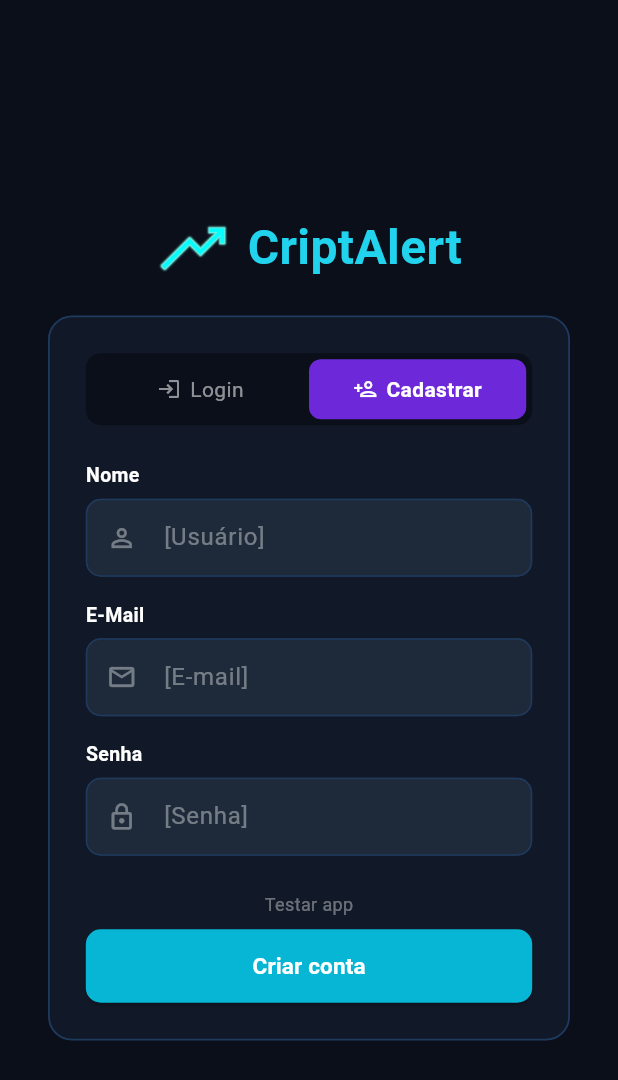
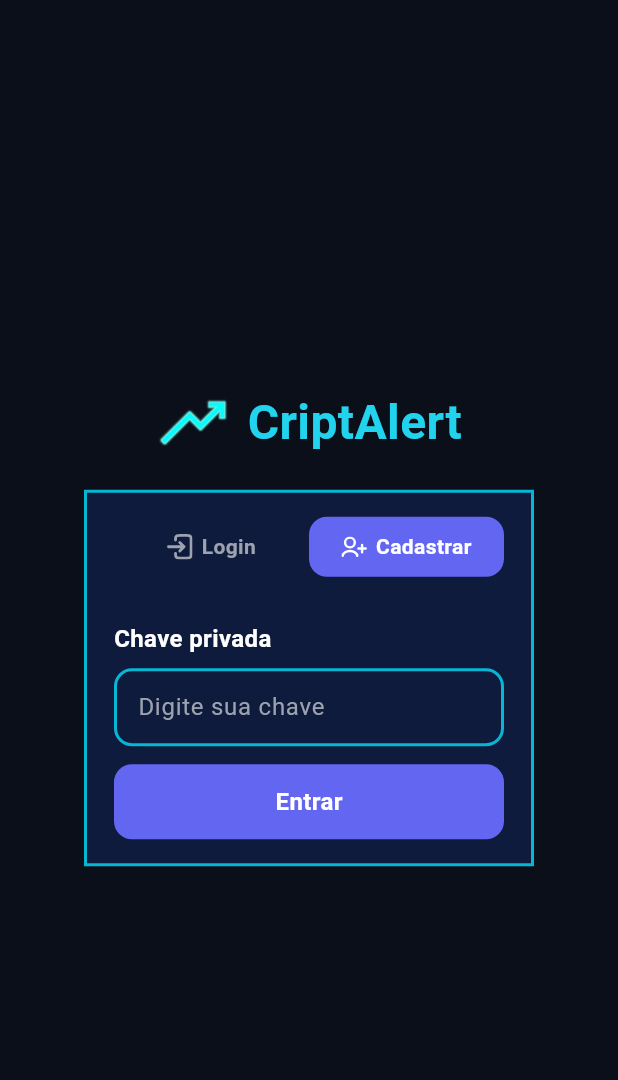
Before and after one commit to DaviNogueira1020/CryptoAlert_App, a Flutter app: the screen it shows after launch, item 4 of the bottom bar chosen, after a tap on "Cadastrar", on a phone screen of 412 x 824 dp. Shown: the top 1080 px of the screen. Run offline on Flutter 3.47's test engine with Material 3 defaults, Android fonts, the phone set to English and light mode, and no system bars; our stand-ins replace cloud_firestore, firebase_core, flutter_svg, shared_preferences; missing offline and left inert: ulid; accounts and stored records are empty.

Commit message:
New registration screen

```diff
--- a/mobile/lib/main.dart
+++ b/mobile/lib/main.dart
@@ -31,9 +31,7 @@ class MyApp extends StatelessWidget {
         colorScheme: ColorScheme.fromSeed(seedColor: Colors.deepPurple),
       ),
       home: const Scaffold(
-        body: Center(
-          child: Index(),
-        ),
+        body: Index(),
       ),
     );
   }
--- a/mobile/lib/presentation/pages/login.dart
+++ b/mobile/lib/presentation/pages/login.dart
@@ -1,196 +1,237 @@
+import 'dart:ui';
+
 import 'package:flutter/material.dart';
+import 'package:flutter_svg/flutter_svg.dart';
 import 'package:mobile/presentation/pages/index.dart';
 import 'package:mobile/presentation/widgets/header.dart';
 
 class Login extends StatefulWidget {
-  const Login({super.key});
+  final int selectedButton;
+
+  const Login({
+    super.key,
+    this.selectedButton = 0,
+  });
 
   @override
-  State<Login> createState() => _LoginState();
+  State<Login> createState() => LoginState();
 }
 
-class _LoginState extends State<Login> {
-  bool _isLogin = true;
+class LoginState extends State<Login> {
+  late int _selectedButtonIndex = 0;
+  final TextEditingController _emailController = TextEditingController();
 
-  final _nomeController = TextEditingController();
-  final _emailController = TextEditingController();
-  final _senhaController = TextEditingController();
+  @override
+  void initState() {
+    super.initState();
+    _selectedButtonIndex = widget.selectedButton;
+  }
 
   @override
   void dispose() {
-    _nomeController.dispose();
     _emailController.dispose();
-    _senhaController.dispose();
     super.dispose();
   }
 
-  @override
-  Widget build(BuildContext context) {
-    return Scaffold(
-      backgroundColor: const Color(0xFF0B0F1A),
-      body: SafeArea(
+  Widget _buildTabButtons() {
+    return Container(
+      width: 260,
+      height: 40,
+      decoration: BoxDecoration(
+        borderRadius: BorderRadius.circular(12),
+      ),
+      child: Row(
+        mainAxisAlignment: MainAxisAlignment.center,
+        mainAxisSize: MainAxisSize.min,
+        children: [
+          // Botão Login
+          Expanded(
+            child: GestureDetector(
+              onTap: () => setState(() => _selectedButtonIndex = 0),
+              child: Container(
+                decoration: BoxDecoration(
+                  color: _selectedButtonIndex == 0
+                      ? const Color(0xFF6366F1)
+                      : Colors.transparent,
+                  borderRadius: BorderRadius.circular(12),
+                ),
                 child: Center(
-          child: SingleChildScrollView(
-            padding: const EdgeInsets.symmetric(horizontal: 32, vertical: 24),
-            child: Column(
+                  child: Row(
                     mainAxisAlignment: MainAxisAlignment.center,
+                    mainAxisSize: MainAxisSize.min,
                     children: [
-                _buildLogo(),
-                const SizedBox(height: 10),
-                _buildCard(),
+                      SvgPicture.asset(
+                        'assets/Icons/login.svg',
+                        colorFilter: ColorFilter.mode(
+                          _selectedButtonIndex == 0
+                              ? Colors.white
+                              : const Color(0xFF9CA3AF),
+                          BlendMode.srcIn,
+                        ),
+                        width: 17,
+                        height: 17,
+                      ),
+                      const SizedBox(width: 6),
+                      Text(
+                        "Login",
+                        style: TextStyle(
+                          color: _selectedButtonIndex == 0
+                              ? Colors.white
+                              : const Color(0xFF9CA3AF),
+                          fontWeight: FontWeight.bold,
+                        ),
+                      ),
                     ],
                   ),
+                ),
+              ),
+            ),
+          ),
+
+          // Botão Cadastrar
+          Expanded(
+            child: GestureDetector(
+              onTap: () => setState(() => _selectedButtonIndex = 1),
+              child: Container(
+                decoration: BoxDecoration(
+                  color: _selectedButtonIndex == 1
+                      ? const Color(0xFF6366F1)
+                      : Colors.transparent,
+                  borderRadius: BorderRadius.circular(12),
+                ),
+                child: Center(
+                  child: Row(
+                    mainAxisAlignment: MainAxisAlignment.center,
+                    mainAxisSize: MainAxisSize.min,
+                    children: [
+                      SvgPicture.asset(
+                        'assets/Icons/register.svg',
+                        colorFilter: ColorFilter.mode(
+                          _selectedButtonIndex == 1
+                              ? Colors.white
+                              : const Color(0xFF9CA3AF),
+                          BlendMode.srcIn,
+                        ),
+                        width: 17,
+                        height: 17,
+                      ),
+                      const SizedBox(width: 6),
+                      Text(
+                        "Cadastrar",
+                        style: TextStyle(
+                          color: _selectedButtonIndex == 1
+                              ? Colors.white
+                              : const Color(0xFF9CA3AF),
+                          fontWeight: FontWeight.bold,
+                        ),
+                      ),
+                    ],
+                  ),
+                ),
+              ),
+            ),
+          ),
+        ],
+      ),
+    );
+  }
+
+  Widget _buildContentLogin() {
+    return GestureDetector(
+      onTap: () {
+        print("teste");
+        Navigator.push(
+          context,
+          MaterialPageRoute(
+            builder: (context) => Index(),
+          )
+        );
+      },
+      child: Container(
+        width: 260,
+        height: 60,
+        decoration: BoxDecoration(
+          color: Colors.transparent,
+          borderRadius: BorderRadius.circular(12),
+          border: Border.all(
+            color: const Color(0xFF06B6D4),
+            width: 2,
+          ),
+        ),
+        child: const Center(
+          child: Text(
+            "Criar conta",
+            style: TextStyle(fontWeight: FontWeight.w600 , fontSize: 20 , color: Color(0xFF06B6D4)),
           ),
         ),
       ),
     );
   }
 
-  Widget _buildLogo() {
-    return const Center(
-      child: Header(background: const Color(0xFF0B0F1A),)
-    );
-  }
-
-  Widget _buildCard() {
-    return Container(
-      decoration: BoxDecoration(
-        color: const Color(0xFF111827),
-        borderRadius: BorderRadius.circular(16),
-        border: Border.all(color: const Color(0xFF1E3A5F), width: 1.2),
-      ),
-      padding: const EdgeInsets.all(24),
-      child: Column(
+  Widget _buildContentRegister() {
+    return Column(
+      mainAxisSize: MainAxisSize.min,
       crossAxisAlignment: CrossAxisAlignment.start,
       children: [
-          _buildTabBar(),
-          const SizedBox(height: 24),
-          if (!_isLogin) _buildField(
-            label: 'Nome',
-            hint: '[Usuário]',
-            controller: _nomeController,
-            icon: Icons.person_outline,
-          ),
-          if (!_isLogin) const SizedBox(height: 16),
-          _buildField(
-            label: 'E-Mail',
-            hint: '[E-mail]',
-            controller: _emailController,
-            icon: Icons.mail_outline,
-            keyboardType: TextInputType.emailAddress,
-          ),
-          const SizedBox(height: 16),
-          _buildField(
-            label: 'Senha',
-            hint: '[Senha]',
-            controller: _senhaController,
-            icon: Icons.lock_outline,
-            obscureText: true,
-          ),
-          const SizedBox(height: 24),
-          _buildTestAppLabel(),
-          const SizedBox(height: 8),
-          _buildActionButton(),
-        ],
-      ),
-    );
-  }
-
-  Widget _buildTabBar() {
-    return Container(
-      decoration: BoxDecoration(
-        color: const Color(0xFF0B0F1A),
-        borderRadius: BorderRadius.circular(10),
-      ),
-      padding: const EdgeInsets.all(4),
-      child: Row(
-        children: [
-          _buildTab(label: 'Login', isSelected: _isLogin, onTap: () => setState(() => _isLogin = true)),
-          _buildTab(label: 'Cadastrar', isSelected: !_isLogin, onTap: () => setState(() => _isLogin = false)),
-        ],
-      ),
-    );
-  }
-
-  Widget _buildTab({
-    required String label,
-    required bool isSelected,
-    required VoidCallback onTap,
-  }) {
-    return Expanded(
-      child: GestureDetector(
-        onTap: onTap,
-        child: AnimatedContainer(
-          duration: const Duration(milliseconds: 200),
-          padding: const EdgeInsets.symmetric(vertical: 10),
-          decoration: BoxDecoration(
-            color: isSelected ? const Color(0xFF6D28D9) : Colors.transparent,
-            borderRadius: BorderRadius.circular(8),
-          ),
-          child: Row(
-            mainAxisAlignment: MainAxisAlignment.center,
-            children: [
-              Icon(
-                label == 'Login' ? Icons.login : Icons.person_add_outlined,
-                color: isSelected ? Colors.white : Colors.white54,
-                size: 16,
-              ),
-              const SizedBox(width: 6),
-              Text(
-                label,
-                textAlign: TextAlign.center,
+        const Text(
+          "Chave privada",
           style: TextStyle(
-                  color: isSelected ? Colors.white : Colors.white54,
-                  fontWeight: isSelected ? FontWeight.bold : FontWeight.normal,
-                  fontSize: 14,
+            color: Colors.white,
+            fontWeight: FontWeight.bold,
+            fontSize: 16,
           ),
         ),
-            ],
+        const SizedBox(height: 8),
+        TextField(
+          controller: _emailController,
+          style: const TextStyle(color: Colors.white),
+          decoration: InputDecoration(
+            hintText: "Digite sua chave",
+            hintStyle: const TextStyle(color: Color(0xFF9CA3AF)),
+            filled: true,
+            fillColor: Colors.transparent,
+            contentPadding: const EdgeInsets.symmetric(horizontal: 12, vertical: 14),
+            border: OutlineInputBorder(
+              borderRadius: BorderRadius.circular(12),
+              borderSide: const BorderSide(color: Color(0xFF06B6D4)),
+            ),
+            enabledBorder: OutlineInputBorder(
+              borderRadius: BorderRadius.circular(12),
+              borderSide: const BorderSide(color: Color(0xFF06B6D4), width: 2),
+            ),
+            focusedBorder: OutlineInputBorder(
+              borderRadius: BorderRadius.circular(12),
+              borderSide: const BorderSide(color: Color(0xFF6366F1), width: 2),
             ),
           ),
         ),
+        const SizedBox(height: 12),
+        GestureDetector(
+          onTap: () {
+            print("Chave: ${_emailController.text}");
+            Navigator.push(
+              context,
+              MaterialPageRoute(
+                builder: (context) => Index(),
+              )
             );
-  }
-
-  Widget _buildField({
-    required String label,
-    required String hint,
-    required TextEditingController controller,
-    required IconData icon,
-    TextInputType keyboardType = TextInputType.text,
-    bool obscureText = false,
-  }) {
-    return Column(
-      crossAxisAlignment: CrossAxisAlignment.start,
-      children: [
-        Text(
-          label,
-          style: const TextStyle(
+          },
+          child: Container(
+            width: 260,
+            height: 50,
+            decoration: BoxDecoration(
+              color: const Color(0xFF6366F1),
+              borderRadius: BorderRadius.circular(12),
+            ),
+            child: const Center(
+              child: Text(
+                "Entrar",
+                style: TextStyle(
                   color: Colors.white,
-            fontWeight: FontWeight.w600,
-            fontSize: 13,
+                  fontWeight: FontWeight.bold,
+                  fontSize: 16,
                 ),
               ),
-        const SizedBox(height: 6),
-        TextFormField(
-          controller: controller,
-          obscureText: obscureText,
-          keyboardType: keyboardType,
-          style: const TextStyle(color: Colors.white),
-          decoration: InputDecoration(
-            hintText: hint,
-            hintStyle: const TextStyle(color: Colors.white38),
-            prefixIcon: Icon(icon, color: Colors.white38, size: 20),
-            filled: true,
-            fillColor: const Color(0xFF1E2A3A),
-            contentPadding: const EdgeInsets.symmetric(vertical: 14, horizontal: 16),
-            enabledBorder: OutlineInputBorder(
-              borderRadius: BorderRadius.circular(10),
-              borderSide: const BorderSide(color: Color(0xFF1E3A5F), width: 1),
-            ),
-            focusedBorder: OutlineInputBorder(
-              borderRadius: BorderRadius.circular(10),
-              borderSide: const BorderSide(color: Color(0xFF06B6D4), width: 1.5),
             ),
           ),
         ),
@@ -198,45 +239,52 @@ class _LoginState extends State<Login> {
     );
   }
 
-  Widget _buildTestAppLabel() {
-    return GestureDetector(
-      onTap: () {
-        debugPrint('Abrindo');
-        Navigator.push(
-          context,
-          MaterialPageRoute(builder: (context) => const Index()),
-        );
-      },
-      child: const Center(
-        child: Text(
-          'Testar app',
-          style: TextStyle(color: Colors.white38, fontSize: 12),
-        ),
-      ),
+  Widget _buildContent() {
+    return SizedBox(
+      width: 260,
+      child: _selectedButtonIndex == 0
+          ? _buildContentLogin()
+          : _buildContentRegister(),
     );
   }
 
-  Widget _buildActionButton() {
-    return SizedBox(
-      width: double.infinity,
-      child: ElevatedButton(
-        onPressed: () {
-          debugPrint(_isLogin ? 'Login clicked' : 'Register clicked');
-        },
-        style: ElevatedButton.styleFrom(
-          backgroundColor: const Color(0xFF06B6D4),
-          padding: const EdgeInsets.symmetric(vertical: 14),
-          shape: RoundedRectangleBorder(
-            borderRadius: BorderRadius.circular(10),
+  @override
+  Widget build(BuildContext context) {
+    return Scaffold(
+      backgroundColor: const Color(0xFF0B0F1A),
+      body: Center(
+        child: Column(
+          mainAxisAlignment: MainAxisAlignment.center,
+          mainAxisSize: MainAxisSize.min,
+          children: [
+            const Header(
+              background: Colors.transparent,
+            ),
+            const SizedBox(height: 10),
+            Container(
+              width: 300,
+              padding: EdgeInsets.all(16),
+              decoration: BoxDecoration(
+                color: const Color(0xFF0F1B3D),
+                border: Border.all(
+                  color: const Color(0xFF06B6D4),
+                  width: 2,
                 ),
               ),
-        child: Text(
-          _isLogin ? 'Entrar' : 'Criar conta',
-          style: const TextStyle(
-            color: Colors.white,
-            fontWeight: FontWeight.bold,
-            fontSize: 15,
+              child: Center(
+                child: Column(
+                  mainAxisAlignment: MainAxisAlignment.center,
+                  children: [
+                    _buildTabButtons(),
+
+                    const SizedBox(height: 30),
+
+                    _buildContent(),
+                  ],
                 ),
+              ),
+            ),
+          ],
         ),
       ),
     );
```
Also changed, not shown: mobile/lib/presentation/widgets/particle_simulation.dart (added, +258 -0 lines), mobile/lib/presentation/widgets/rodape.dart (+20 -5 lines), mobile/assets/Icons/login.svg (added), mobile/assets/Icons/register.svg (added), mobile/flutter_01.png (added), 1 other file. Lines whose indentation alone changed are shown as unchanged.
